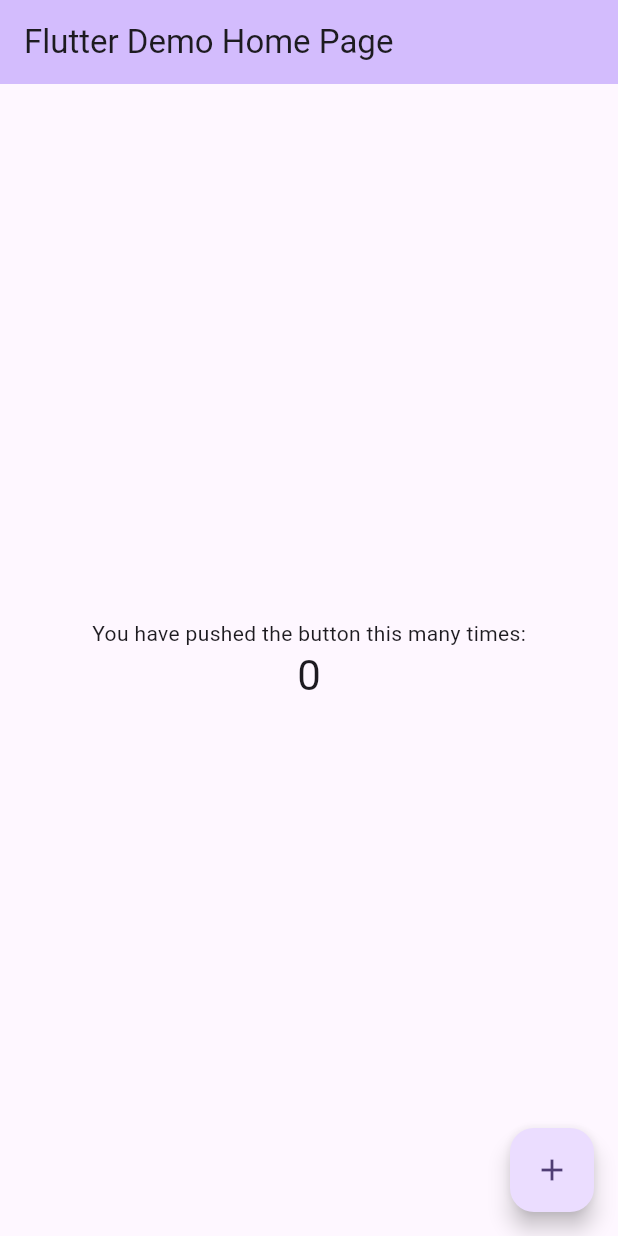
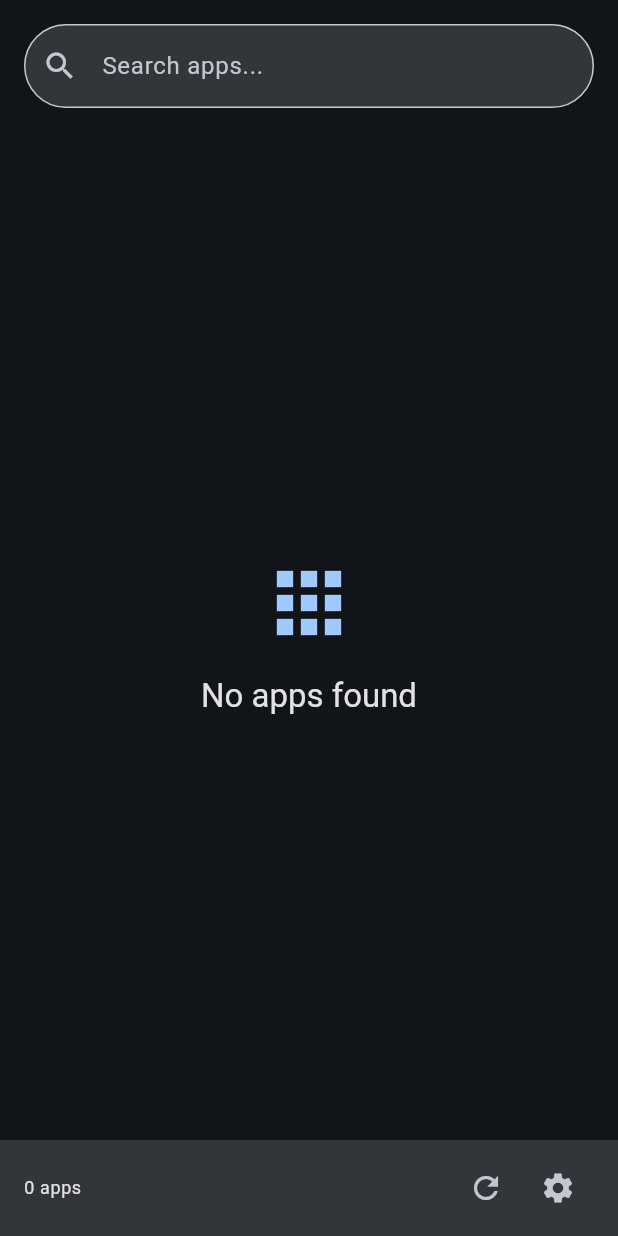
Before and after one commit to saeedalebrahiim/launcher, a Flutter app: the screen it shows after launch, on a phone screen of 412 x 824 dp. Run offline on Flutter 3.47's test engine with Material 3 defaults, Android fonts, the phone set to English and light mode, and no system bars; missing offline and left inert: installed_apps.

Commit message:
Implement Android launcher with Clean Architecture, including app repository, use cases, and UI components

```diff
--- /dev/null
+++ b/lib/core/constants/app_constants.dart
@@ -0,0 +1,9 @@
+class AppConstants {
+  static const String appTitle = 'Android Launcher';
+  static const int gridCrossAxisCount = 4;
+  static const double gridCrossAxisSpacing = 16.0;
+  static const double gridMainAxisSpacing = 16.0;
+  static const double gridChildAspectRatio = 0.8;
+  static const double appIconSize = 56.0;
+  static const double appIconBorderRadius = 12.0;
+}
--- /dev/null
+++ b/lib/core/theme/app_theme.dart
@@ -0,0 +1,23 @@
+import 'package:flutter/material.dart';
+
+class AppTheme {
+  static ThemeData darkTheme() {
+    return ThemeData(
+      colorScheme: ColorScheme.fromSeed(
+        seedColor: Colors.blue,
+        brightness: Brightness.dark,
+      ),
+      useMaterial3: true,
+    );
+  }
+
+  static ThemeData lightTheme() {
+    return ThemeData(
+      colorScheme: ColorScheme.fromSeed(
+        seedColor: Colors.blue,
+        brightness: Brightness.light,
+      ),
+      useMaterial3: true,
+    );
+  }
+}
--- /dev/null
+++ b/lib/domain/entities/app_entity.dart
@@ -0,0 +1,29 @@
+import 'package:installed_apps/app_info.dart';
+
+/// Entity representing an installed application
+class AppEntity {
+  final String name;
+  final String packageName;
+  final List<int>? icon;
+  final String versionName;
+  final int versionCode;
+
+  AppEntity({
+    required this.name,
+    required this.packageName,
+    this.icon,
+    required this.versionName,
+    required this.versionCode,
+  });
+
+  /// Factory constructor to create AppEntity from AppInfo
+  factory AppEntity.fromAppInfo(AppInfo appInfo) {
+    return AppEntity(
+      name: appInfo.name,
+      packageName: appInfo.packageName,
+      icon: appInfo.icon,
+      versionName: appInfo.versionName,
+      versionCode: appInfo.versionCode,
+    );
+  }
+}
--- /dev/null
+++ b/lib/domain/usecases/get_installed_apps_usecase.dart
@@ -0,0 +1,24 @@
+import '../entities/app_entity.dart';
+import '../repositories/app_repository.dart';
+
+/// Use case for getting installed apps
+class GetInstalledAppsUseCase {
+  final AppRepository repository;
+
+  GetInstalledAppsUseCase(this.repository);
+
+  Future<List<AppEntity>> call({
+    bool includeSystemApps = true,
+    bool withIcon = true,
+  }) async {
+    final apps = await repository.getInstalledApps(
+      includeSystemApps: includeSystemApps,
+      withIcon: withIcon,
+    );
+
+    // Sort apps alphabetically
+    apps.sort((a, b) => a.name.toLowerCase().compareTo(b.name.toLowerCase()));
+
+    return apps;
+  }
+}
--- /dev/null
+++ b/lib/domain/usecases/launch_app_usecase.dart
@@ -0,0 +1,12 @@
+import '../repositories/app_repository.dart';
+
+/// Use case for launching an app
+class LaunchAppUseCase {
+  final AppRepository repository;
+
+  LaunchAppUseCase(this.repository);
+
+  Future<void> call(String packageName) async {
+    await repository.launchApp(packageName);
+  }
+}
--- /dev/null
+++ b/lib/domain/usecases/open_app_settings_usecase.dart
@@ -0,0 +1,12 @@
+import '../repositories/app_repository.dart';
+
+/// Use case for opening app settings
+class OpenAppSettingsUseCase {
+  final AppRepository repository;
+
+  OpenAppSettingsUseCase(this.repository);
+
+  Future<void> call(String packageName) async {
+    await repository.openAppSettings(packageName);
+  }
+}
--- a/lib/main.dart
+++ b/lib/main.dart
@@ -1,4 +1,8 @@
 import 'package:flutter/material.dart';
+import 'core/constants/app_constants.dart';
+import 'core/theme/app_theme.dart';
+import 'presentation/di/dependency_injection.dart';
+import 'presentation/pages/launcher_page.dart';
 
 void main() {
   runApp(const MyApp());
@@ -7,119 +11,15 @@ void main() {
 class MyApp extends StatelessWidget {
   const MyApp({super.key});
 
-  // This widget is the root of your application.
   @override
   Widget build(BuildContext context) {
     return MaterialApp(
-      title: 'Flutter Demo',
-      theme: ThemeData(
-        // This is the theme of your application.
-        //
-        // TRY THIS: Try running your application with "flutter run". You'll see
-        // the application has a purple toolbar. Then, without quitting the app,
-        // try changing the seedColor in the colorScheme below to Colors.green
-        // and then invoke "hot reload" (save your changes or press the "hot
-        // reload" button in a Flutter-supported IDE, or press "r" if you used
-        // the command line to start the app).
-        //
-        // Notice that the counter didn't reset back to zero; the application
-        // state is not lost during the reload. To reset the state, use hot
-        // restart instead.
-        //
-        // This works for code too, not just values: Most code changes can be
-        // tested with just a hot reload.
-        colorScheme: ColorScheme.fromSeed(seedColor: Colors.deepPurple),
-        useMaterial3: true,
+      title: AppConstants.appTitle,
+      theme: AppTheme.darkTheme(),
+      home: LauncherPage(
+        cubit: DependencyInjection.provideLauncherCubit(),
       ),
-      home: const MyHomePage(title: 'Flutter Demo Home Page'),
+      debugShowCheckedModeBanner: false,
     );
   }
 }
-
-class MyHomePage extends StatefulWidget {
-  const MyHomePage({super.key, required this.title});
-
-  // This widget is the home page of your application. It is stateful, meaning
-  // that it has a State object (defined below) that contains fields that affect
-  // how it looks.
-
-  // This class is the configuration for the state. It holds the values (in this
-  // case the title) provided by the parent (in this case the App widget) and
-  // used by the build method of the State. Fields in a Widget subclass are
-  // always marked "final".
-
-  final String title;
-
-  @override
-  State<MyHomePage> createState() => _MyHomePageState();
-}
-
-class _MyHomePageState extends State<MyHomePage> {
-  int _counter = 0;
-
-  void _incrementCounter() {
-    setState(() {
-      // This call to setState tells the Flutter framework that something has
-      // changed in this State, which causes it to rerun the build method below
-      // so that the display can reflect the updated values. If we changed
-      // _counter without calling setState(), then the build method would not be
-      // called again, and so nothing would appear to happen.
-      _counter++;
-    });
-  }
-
-  @override
-  Widget build(BuildContext context) {
-    // This method is rerun every time setState is called, for instance as done
-    // by the _incrementCounter method above.
-    //
-    // The Flutter framework has been optimized to make rerunning build methods
-    // fast, so that you can just rebuild anything that needs updating rather
-    // than having to individually change instances of widgets.
-    return Scaffold(
-      appBar: AppBar(
-        // TRY THIS: Try changing the color here to a specific color (to
-        // Colors.amber, perhaps?) and trigger a hot reload to see the AppBar
-        // change color while the other colors stay the same.
-        backgroundColor: Theme.of(context).colorScheme.inversePrimary,
-        // Here we take the value from the MyHomePage object that was created by
-        // the App.build method, and use it to set our appbar title.
-        title: Text(widget.title),
-      ),
-      body: Center(
-        // Center is a layout widget. It takes a single child and positions it
-        // in the middle of the parent.
-        child: Column(
-          // Column is also a layout widget. It takes a list of children and
-          // arranges them vertically. By default, it sizes itself to fit its
-          // children horizontally, and tries to be as tall as its parent.
-          //
-          // Column has various properties to control how it sizes itself and
-          // how it positions its children. Here we use mainAxisAlignment to
-          // center the children vertically; the main axis here is the vertical
-          // axis because Columns are vertical (the cross axis would be
-          // horizontal).
-          //
-          // TRY THIS: Invoke "debug painting" (choose the "Toggle Debug Paint"
-          // action in the IDE, or press "p" in the console), to see the
-          // wireframe for each widget.
-          mainAxisAlignment: MainAxisAlignment.center,
-          children: <Widget>[
-            const Text(
-              'You have pushed the button this many times:',
-            ),
-            Text(
-              '$_counter',
-              style: Theme.of(context).textTheme.headlineMedium,
-            ),
-          ],
-        ),
-      ),
-      floatingActionButton: FloatingActionButton(
-        onPressed: _incrementCounter,
-        tooltip: 'Increment',
-        child: const Icon(Icons.add),
-      ), // This trailing comma makes auto-formatting nicer for build methods.
-    );
-  }
-}
--- /dev/null
+++ b/lib/presentation/cubit/launcher_cubit.dart
@@ -0,0 +1,81 @@
+import 'package:flutter/material.dart';
+import '../../domain/entities/app_entity.dart';
+import '../../domain/usecases/get_installed_apps_usecase.dart';
+import '../../domain/usecases/launch_app_usecase.dart';
+import '../../domain/usecases/open_app_settings_usecase.dart';
+
+/// Cubit for managing launcher state
+class LauncherCubit extends ChangeNotifier {
+  final GetInstalledAppsUseCase getInstalledAppsUseCase;
+  final LaunchAppUseCase launchAppUseCase;
+  final OpenAppSettingsUseCase openAppSettingsUseCase;
+
+  LauncherCubit({
+    required this.getInstalledAppsUseCase,
+    required this.launchAppUseCase,
+    required this.openAppSettingsUseCase,
+  });
+
+  List<AppEntity> _apps = [];
+  bool _isLoading = false;
+  String? _errorMessage;
+  String _searchQuery = '';
+
+  List<AppEntity> get apps => _apps;
+  bool get isLoading => _isLoading;
+  String? get errorMessage => _errorMessage;
+  String get searchQuery => _searchQuery;
+
+  List<AppEntity> get filteredApps {
+    if (_searchQuery.isEmpty) {
+      return _apps;
+    }
+    return _apps.where((app) {
+      return app.name.toLowerCase().contains(_searchQuery.toLowerCase());
+    }).toList();
+  }
+
+  void setSearchQuery(String query) {
+    _searchQuery = query;
+    notifyListeners();
+  }
+
+  Future<void> loadApps() async {
+    _isLoading = true;
+    _errorMessage = null;
+    notifyListeners();
+
+    try {
+      _apps = await getInstalledAppsUseCase();
+      _isLoading = false;
+      notifyListeners();
+    } catch (e) {
+      _errorMessage = 'Error loading apps: $e';
+      _isLoading = false;
+      notifyListeners();
+    }
+  }
+
+  Future<void> launchApp(AppEntity app) async {
+    try {
+      await launchAppUseCase(app.packageName);
+    } catch (e) {
+      _errorMessage = 'Error launching app: $e';
+      notifyListeners();
+    }
+  }
+
+  Future<void> openAppSettings(AppEntity app) async {
+    try {
+      await openAppSettingsUseCase(app.packageName);
+    } catch (e) {
+      _errorMessage = 'Error opening app settings: $e';
+      notifyListeners();
+    }
+  }
+
+  void clearError() {
+    _errorMessage = null;
+    notifyListeners();
+  }
+}
--- /dev/null
+++ b/lib/presentation/di/dependency_injection.dart
@@ -0,0 +1,25 @@
+import '../../data/repositories/app_repository_impl.dart';
+import '../../domain/usecases/get_installed_apps_usecase.dart';
+import '../../domain/usecases/launch_app_usecase.dart';
+import '../../domain/usecases/open_app_settings_usecase.dart';
+import '../cubit/launcher_cubit.dart';
+
+/// Dependency injection container
+class DependencyInjection {
+  static LauncherCubit provideLauncherCubit() {
+    // Repository
+    final appRepository = AppRepositoryImpl();
+
+    // Use cases
+    final getInstalledAppsUseCase = GetInstalledAppsUseCase(appRepository);
+    final launchAppUseCase = LaunchAppUseCase(appRepository);
+    final openAppSettingsUseCase = OpenAppSettingsUseCase(appRepository);
+
+    // Cubit
+    return LauncherCubit(
+      getInstalledAppsUseCase: getInstalledAppsUseCase,
+      launchAppUseCase: launchAppUseCase,
+      openAppSettingsUseCase: openAppSettingsUseCase,
+    );
+  }
+}
--- /dev/null
+++ b/lib/presentation/pages/launcher_page.dart
@@ -0,0 +1,183 @@
+import 'package:flutter/material.dart';
+import '../../core/constants/app_constants.dart';
+import '../../domain/entities/app_entity.dart';
+import '../cubit/launcher_cubit.dart';
+import '../widgets/app_grid_item.dart';
+import '../widgets/app_options_bottom_sheet.dart';
+import '../widgets/search_bar.dart' as custom;
+
+class LauncherPage extends StatefulWidget {
+  final LauncherCubit cubit;
+
+  const LauncherPage({
+    super.key,
+    required this.cubit,
+  });
+
+  @override
+  State<LauncherPage> createState() => _LauncherPageState();
+}
+
+class _LauncherPageState extends State<LauncherPage> {
+  @override
+  void initState() {
+    super.initState();
+    widget.cubit.loadApps();
+    widget.cubit.addListener(_onStateChanged);
+  }
+
+  @override
+  void dispose() {
+    widget.cubit.removeListener(_onStateChanged);
+    super.dispose();
+  }
+
+  void _onStateChanged() {
+    setState(() {});
+
+    // Show error message if any
+    if (widget.cubit.errorMessage != null) {
+      ScaffoldMessenger.of(context).showSnackBar(
+        SnackBar(content: Text(widget.cubit.errorMessage!)),
+      );
+      widget.cubit.clearError();
+    }
+  }
+
+  void _showAppOptions(AppEntity app) {
+    showModalBottomSheet(
+      context: context,
+      builder: (context) => AppOptionsBottomSheet(
+        app: app,
+        onOpen: () {
+          Navigator.pop(context);
+          widget.cubit.launchApp(app);
+        },
+        onAppInfo: () {
+          Navigator.pop(context);
+          widget.cubit.openAppSettings(app);
+        },
+      ),
+    );
+  }
+
+  @override
+  Widget build(BuildContext context) {
+    final filteredApps = widget.cubit.filteredApps;
+
+    return Scaffold(
+      body: SafeArea(
+        child: Column(
+          children: [
+            // Search bar
+            custom.SearchBar(
+              searchQuery: widget.cubit.searchQuery,
+              onChanged: (value) => widget.cubit.setSearchQuery(value),
+              onClear: () => widget.cubit.setSearchQuery(''),
+            ),
+
+            // Apps grid
+            Expanded(
+              child: widget.cubit.isLoading
+                  ? const Center(child: CircularProgressIndicator())
+                  : filteredApps.isEmpty
+                      ? _buildEmptyState()
+                      : RefreshIndicator(
+                          onRefresh: widget.cubit.loadApps,
+                          child: GridView.builder(
+                            padding: const EdgeInsets.all(16),
+                            gridDelegate:
+                                const SliverGridDelegateWithFixedCrossAxisCount(
+                              crossAxisCount: AppConstants.gridCrossAxisCount,
+                              crossAxisSpacing:
+                                  AppConstants.gridCrossAxisSpacing,
+                              mainAxisSpacing: AppConstants.gridMainAxisSpacing,
+                              childAspectRatio:
+                                  AppConstants.gridChildAspectRatio,
+                            ),
+                            itemCount: filteredApps.length,
+                            itemBuilder: (context, index) {
+                              final app = filteredApps[index];
+                              return AppGridItem(
+                                app: app,
+                                onTap: () => widget.cubit.launchApp(app),
+                                onLongPress: () => _showAppOptions(app),
+                              );
+                            },
+                          ),
+                        ),
+            ),
+
+            // Bottom info bar
+            _buildBottomBar(filteredApps.length),
+          ],
+        ),
+      ),
+    );
+  }
+
+  Widget _buildEmptyState() {
+    return Center(
+      child: Column(
+        mainAxisAlignment: MainAxisAlignment.center,
+        children: [
+          Icon(
+            Icons.apps,
+            size: 64,
+            color: Theme.of(context).colorScheme.primary,
+          ),
+          const SizedBox(height: 16),
+          Text(
+            widget.cubit.searchQuery.isEmpty
+                ? 'No apps found'
+                : 'No apps match your search',
+            style: Theme.of(context).textTheme.titleLarge,
+          ),
+          if (widget.cubit.searchQuery.isNotEmpty) ...[
+            const SizedBox(height: 8),
+            TextButton(
+              onPressed: () => widget.cubit.setSearchQuery(''),
+              child: const Text('Clear search'),
+            ),
+          ],
+        ],
+      ),
+    );
+  }
+
+  Widget _buildBottomBar(int appCount) {
+    return Container(
+      padding: const EdgeInsets.symmetric(vertical: 8, horizontal: 16),
+      color: Theme.of(context).colorScheme.surfaceContainerHighest,
+      child: Row(
+        mainAxisAlignment: MainAxisAlignment.spaceBetween,
+        children: [
+          Text(
+            '$appCount apps',
+            style: Theme.of(context).textTheme.bodySmall,
+          ),
+          Row(
+            children: [
+              IconButton(
+                icon: const Icon(Icons.refresh),
+                onPressed: widget.cubit.loadApps,
+                tooltip: 'Refresh apps',
+              ),
+              IconButton(
+                icon: const Icon(Icons.settings),
+                onPressed: () {
+                  ScaffoldMessenger.of(context).showSnackBar(
+                    const SnackBar(
+                      content: Text('Settings coming soon!'),
+                    ),
+                  );
+                },
+                tooltip: 'Settings',
+              ),
+            ],
+          ),
+        ],
+      ),
+    );
+  }
+}
--- /dev/null
+++ b/lib/presentation/widgets/search_bar.dart
@@ -0,0 +1,38 @@
+import 'package:flutter/material.dart';
+
+class SearchBar extends StatelessWidget {
+  final String searchQuery;
+  final ValueChanged<String> onChanged;
+  final VoidCallback onClear;
+
+  const SearchBar({
+    super.key,
+    required this.searchQuery,
+    required this.onChanged,
+    required this.onClear,
+  });
+
+  @override
+  Widget build(BuildContext context) {
+    return Padding(
+      padding: const EdgeInsets.all(16.0),
+      child: TextField(
+        onChanged: onChanged,
+        decoration: InputDecoration(
+          hintText: 'Search apps...',
+          prefixIcon: const Icon(Icons.search),
+          suffixIcon: searchQuery.isNotEmpty
+              ? IconButton(
+                  icon: const Icon(Icons.clear),
+                  onPressed: onClear,
+                )
+              : null,
+          border: OutlineInputBorder(
+            borderRadius: BorderRadius.circular(30),
+          ),
+          filled: true,
+        ),
+      ),
+    );
+  }
+}
--- a/pubspec.yaml
+++ b/pubspec.yaml
@@ -19,7 +19,7 @@ publish_to: 'none' # Remove this line if you wish to publish to pub.dev
 version: 1.0.0+1
 
 environment:
-  sdk: ^3.5.3
+   sdk: '>=3.4.3 <4.0.0'
 
 # Dependencies specify other packages that your package needs in order to work.
 # To automatically upgrade your package dependencies to the latest versions
@@ -35,6 +35,9 @@ dependencies:
   # The following adds the Cupertino Icons font to your application.
   # Use with the CupertinoIcons class for iOS style icons.
   cupertino_icons: ^1.0.8
+
+  # Launcher dependencies
+  installed_apps: ^1.6.0
 
 dev_dependencies:
   flutter_test:
```
Also changed, not shown: lib/data/repositories/app_repository_impl.dart (added, +29 -0 lines), lib/domain/repositories/app_repository.dart (added, +16 -0 lines), lib/presentation/widgets/app_grid_item.dart (added, +76 -0 lines), lib/presentation/widgets/app_options_bottom_sheet.dart (added, +41 -0 lines), pubspec.lock, 4 other files.
